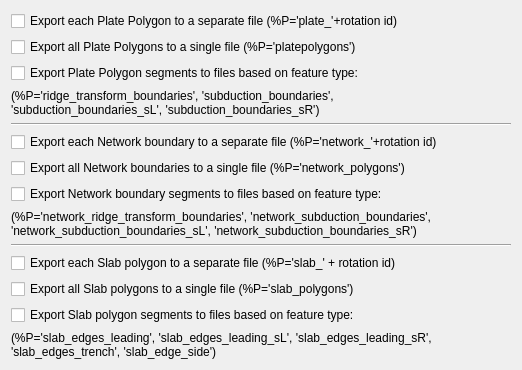
Above: src/qt-widgets/ExportResolvedTopologicalBoundaryOptionsWidgetUi.ui from GPlates/GPlates before the change. Below: the same form after it.
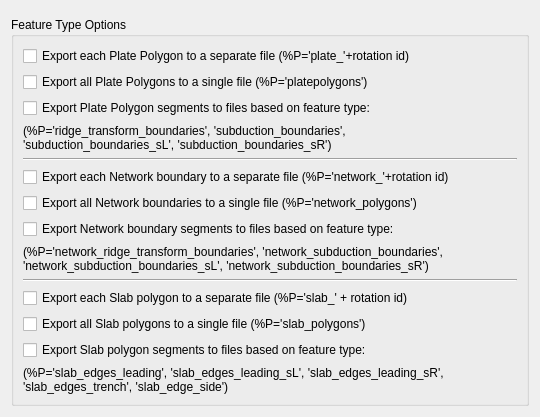
That is the form after the change.

Commit message: (trunk) Can dateline clip all shapefile exports.

```diff
--- a/src/qt-widgets/ExportResolvedTopologicalBoundaryOptionsWidgetUi.ui
+++ b/src/qt-widgets/ExportResolvedTopologicalBoundaryOptionsWidgetUi.ui
@@ -6,13 +6,22 @@
    <rect>
     <x>0</x>
     <y>0</y>
-    <width>522</width>
-    <height>365</height>
+    <width>540</width>
+    <height>373</height>
    </rect>
   </property>
   <property name="windowTitle">
    <string>Export Options</string>
   </property>
+  <layout class="QVBoxLayout" name="verticalLayout_2">
+   <item>
+    <widget class="QWidget" name="widget_shapefile_dateline_wrap" native="true"/>
+   </item>
+   <item>
+    <widget class="QGroupBox" name="group_box_feature_types">
+     <property name="title">
+      <string>Feature Type Options</string>
+     </property>
   <layout class="QVBoxLayout" name="verticalLayout">
    <item>
     <widget class="QCheckBox" name="checkBox_export_individual_plate_polygon_files">
@@ -113,6 +122,9 @@
       <string>(%P='slab_edges_leading', 'slab_edges_leading_sL', 'slab_edges_leading_sR',
 'slab_edges_trench', 'slab_edge_side')</string>
      </property>
+       </widget>
+      </item>
+     </layout>
     </widget>
    </item>
   </layout>
```
Lines whose indentation alone changed are shown as unchanged. The commit also changes 35 other files.
